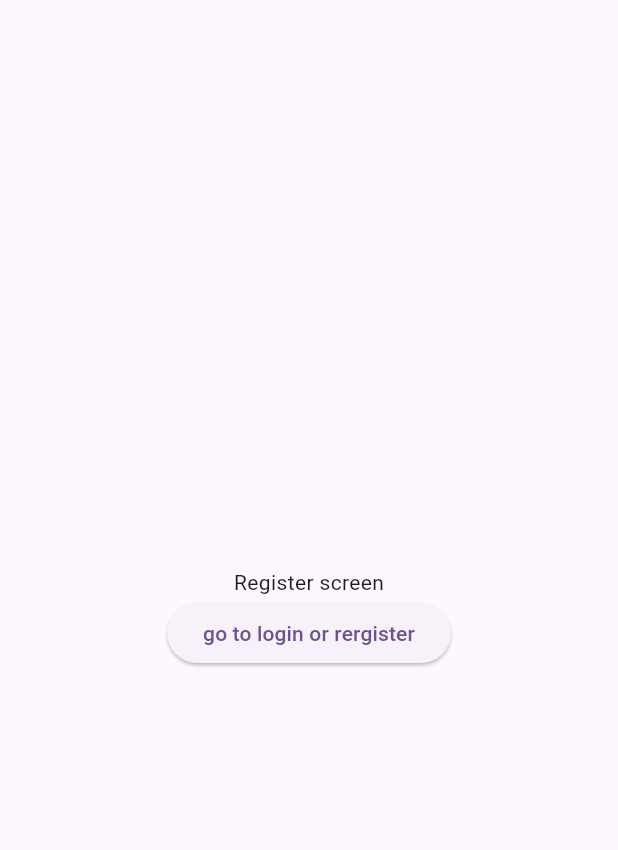
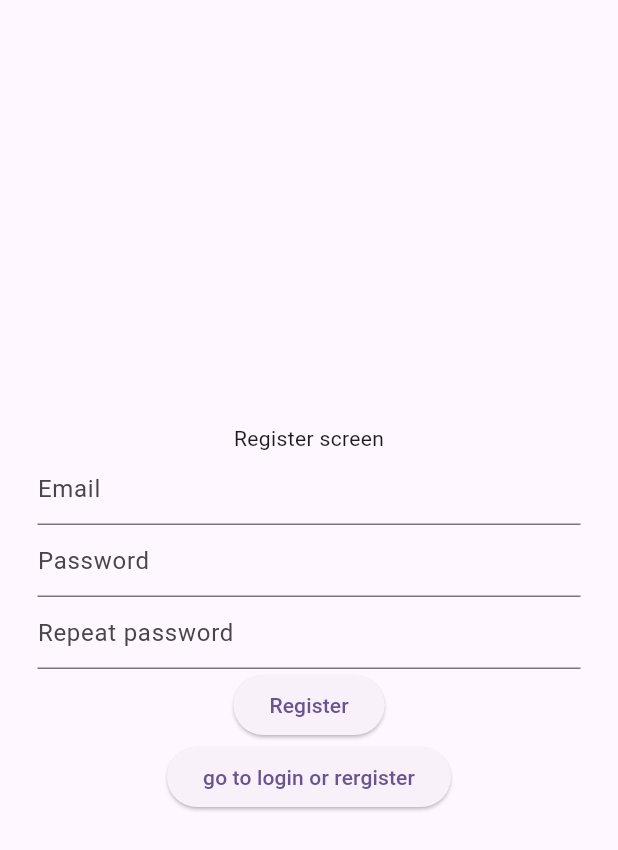
Before and after one commit to KamilMicota42/Fantastic-Assistant, a Flutter app: the RegisterScreen screen opened by its route, on a phone screen of 412 x 824 dp. Shown: the top 850 px of the screen. Run offline on Flutter 3.47's test engine with Material 2 defaults, Android fonts, the phone set to English and light mode, and no system bars; our stand-ins replace auto_route, firebase_core, get_it, injectable; accounts and stored records are empty.

Commit message:
prepeared screens for auth process

```diff
--- a/lib/views/screens/auth/register_screen.dart
+++ b/lib/views/screens/auth/register_screen.dart
@@ -14,6 +14,18 @@ class RegisterScreen extends StatefulWidget {
 }
 
 class _RegisterScreenState extends State<RegisterScreen> {
+  TextEditingController emailController = TextEditingController();
+  TextEditingController passwordController = TextEditingController();
+  TextEditingController repeatPasswordController = TextEditingController();
+
+  @override
+  void dispose() {
+    emailController.dispose();
+    passwordController.dispose();
+    repeatPasswordController.dispose();
+    super.dispose();
+  }
+
   @override
   Widget build(BuildContext context) {
     return Scaffold(
@@ -23,6 +35,33 @@ class _RegisterScreenState extends State<RegisterScreen> {
           children: [
             const Text(
               'Register screen',
+            ),
+            Padding(
+              padding: const EdgeInsets.symmetric(horizontal: 25),
+              child: TextField(
+                controller: emailController,
+                decoration: const InputDecoration(hintText: 'Email'),
+              ),
+            ),
+            Padding(
+              padding: const EdgeInsets.symmetric(horizontal: 25),
+              child: TextField(
+                controller: passwordController,
+                decoration: const InputDecoration(hintText: 'Password'),
+              ),
+            ),
+            Padding(
+              padding: const EdgeInsets.symmetric(horizontal: 25),
+              child: TextField(
+                controller: repeatPasswordController,
+                decoration: const InputDecoration(hintText: 'Repeat password'),
+              ),
+            ),
+            ElevatedButton(
+              onPressed: () {},
+              child: const Text(
+                'Register',
+              ),
             ),
             ElevatedButton(
               onPressed: () {
```
Also changed, not shown: lib/views/screens/auth/login_screen.dart (+30 -0 lines).
